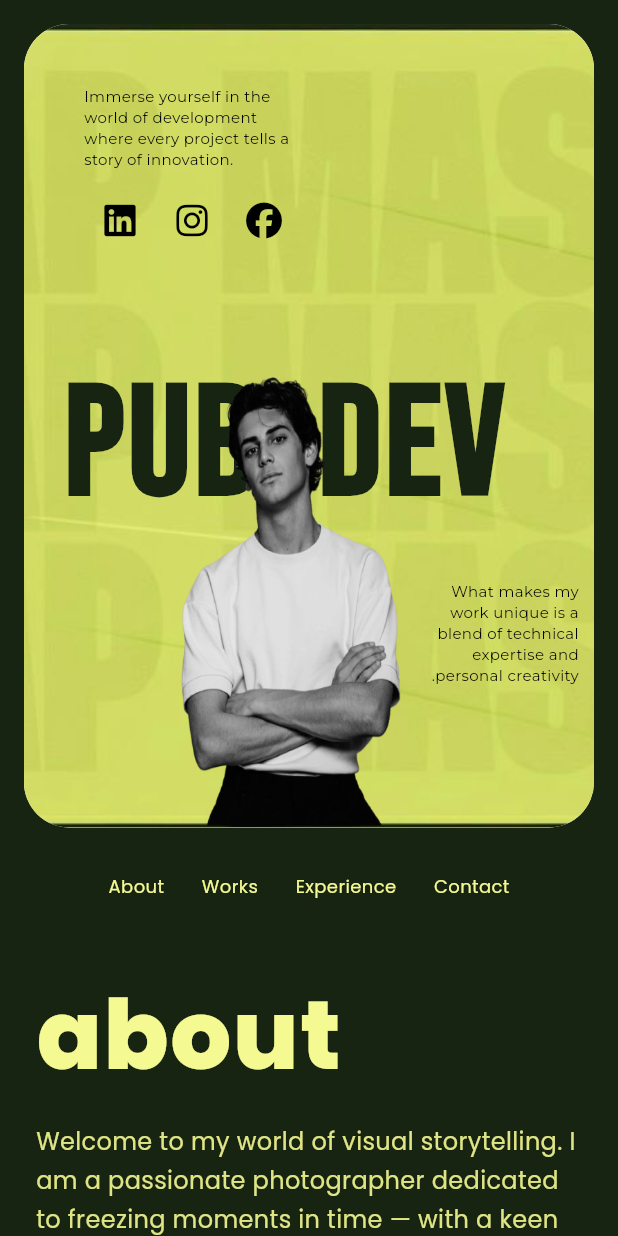
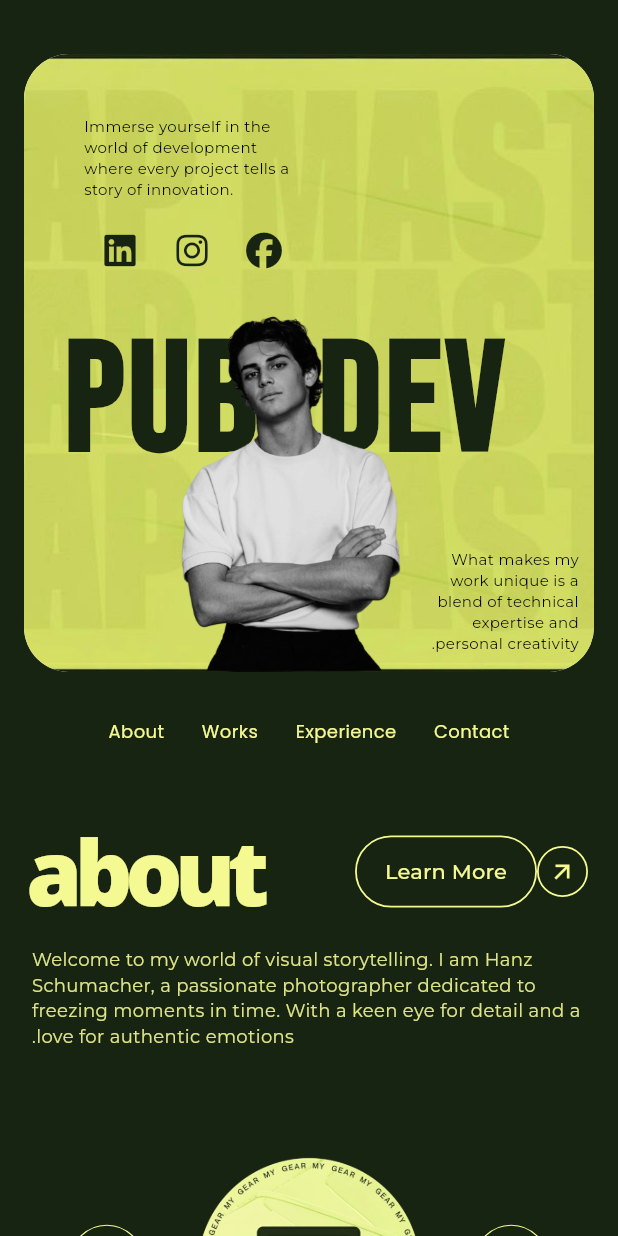
Before and after one commit to AhmmedThanveer/portfolio_web_app, a Flutter app: the screen it shows after launch, on a phone screen of 412 x 824 dp. Run offline on Flutter 3.47's test engine with Material 3 defaults, Android fonts, the phone set to English and light mode, and no system bars; our stand-ins replace font_awesome_flutter, google_fonts.

Commit message:
About Section Added

```diff
--- /dev/null
+++ b/lib/Ui/View/About/Widget/aboutImageBlock.dart
@@ -0,0 +1,76 @@
+import 'package:flutter/material.dart';
+import 'package:my_portfolio/Core/Constants/app_colors.dart';
+
+/// 🔹 Camera block with arrows outside
+class AboutImageBlock extends StatelessWidget {
+  final double screenWidth;
+  const AboutImageBlock({super.key, required this.screenWidth});
+
+  @override
+  Widget build(BuildContext context) {
+    final isMobile = screenWidth < 700;
+    final isTablet = screenWidth >= 700 && screenWidth < 1100;
+
+    // Sizes responsive
+    final double circleSize = isMobile
+        ? 220
+        : isTablet
+        ? 300
+        : 380;
+
+    final double imageSize = isMobile
+        ? 160
+        : isTablet
+        ? 220
+        : 380;
+
+    return Row(
+      mainAxisAlignment: MainAxisAlignment.center,
+      children: [
+        // Left Arrow
+        _circleArrowButton(Icons.arrow_back),
+
+        SizedBox(
+          width: isMobile
+              ? 30
+              : isTablet
+              ? screenWidth *
+                    0.08 // Tablet -> a bit of padding
+              : screenWidth * 0.12, // Desktop -> more center 16),
+        ),
+
+        // Camera inside circular background
+        Image.asset(
+          "assets/images/about.PNG",
+          width: imageSize,
+          fit: BoxFit.cover,
+        ),
+
+        SizedBox(
+          width: isMobile
+              ? 30
+              : isTablet
+              ? screenWidth *
+                    0.08 // Tablet -> a bit of padding
+              : screenWidth * 0.12, // Desktop -> more center 16),
+        ),
+        // Right Arrow
+        _circleArrowButton(Icons.arrow_forward),
+      ],
+    );
+  }
+
+  /// Circle arrow button widget
+  Widget _circleArrowButton(IconData icon) {
+    return Container(
+      decoration: BoxDecoration(
+        shape: BoxShape.circle,
+        border: Border.all(color: kAccent, width: 0.8),
+      ),
+      child: IconButton(
+        onPressed: () {},
+        icon: Icon(icon, color: kAccent),
+      ),
+    );
+  }
+}
--- /dev/null
+++ b/lib/Ui/View/About/about.dart
@@ -0,0 +1,103 @@
+import 'package:flutter/material.dart';
+import 'package:google_fonts/google_fonts.dart';
+import 'package:font_awesome_flutter/font_awesome_flutter.dart';
+import 'package:my_portfolio/Core/Constants/app_colors.dart';
+import 'package:my_portfolio/Ui/View/About/Widget/aboutImageBlock.dart';
+import 'package:my_portfolio/Ui/Widgets/outlineButton.dart';
+
+class AboutSection extends StatelessWidget {
+  const AboutSection({super.key});
+
+  @override
+  Widget build(BuildContext context) {
+    final screenWidth = MediaQuery.of(context).size.width;
+    final isMobile = screenWidth < 700;
+    final isTablet = screenWidth >= 700 && screenWidth < 1100;
+
+    return Container(
+      width: double.infinity,
+      color: kDark,
+      padding: const EdgeInsets.symmetric(horizontal: 20, vertical: 40),
+      child: Column(
+        crossAxisAlignment: CrossAxisAlignment.start,
+        children: [
+          // 🔹 Top Row => about + Learn More
+          Padding(
+            padding: EdgeInsets.symmetric(
+              horizontal: isMobile
+                  ? 0
+                  : isTablet
+                  ? screenWidth *
+                        0.05 // Tablet -> a bit of padding
+                  : screenWidth * 0.1, // Desktop -> more center
+            ),
+            child: Row(
+              mainAxisAlignment: MainAxisAlignment.spaceBetween,
+              children: [
+                Text(
+                  "about",
+                  style: GoogleFonts.openSans(
+                    fontSize: isMobile
+                        ? 60
+                        : isTablet
+                        ? 90
+                        : 120,
+                    fontWeight: FontWeight.w800, // ExtraBold
+                    color: kAccent,
+                    letterSpacing: -5,
+                    height: 1,
+                  ),
+                ),
+                CustomOutlineButton(
+                  text: "Learn More",
+                  onPressed: () {
+                    // 👉 Do something
+                  },
+                ),
+              ],
+            ),
+          ),
+
+          const SizedBox(height: 20),
+
+          // 🔹 Right side description text
+          Padding(
+            padding: EdgeInsets.symmetric(
+              horizontal: isMobile
+                  ? 0
+                  : isTablet
+                  ? screenWidth *
+                        0.05 // Tablet -> a bit of padding
+                  : screenWidth * 0.1, // Desktop -> more center
+            ),
+            child: Align(
+              alignment: Alignment.centerRight,
+              child: SizedBox(
+                width: isMobile
+                    ? screenWidth * 0.9
+                    : isTablet
+                    ? screenWidth * 0.6
+                    : screenWidth * 0.4,
+                child: Text(
+                  "Welcome to my world of visual storytelling. I am Hanz Schumacher, "
+                  "a passionate photographer dedicated to freezing moments in time. "
+                  "With a keen eye for detail and a love for authentic emotions.",
+                  textDirection: TextDirection.rtl,
+                  style: GoogleFonts.montserrat(
+                    fontSize: isMobile ? 12 : 14,
+                    color: kAccent.withOpacity(0.9),
+                    height: 1.4,
+                  ),
+                  textAlign: TextAlign.left,
+                ),
+              ),
+            ),
+          ),
+
+          // 🔹 Camera + Arrows
+          AboutImageBlock(screenWidth: screenWidth),
+        ],
+      ),
+    );
+  }
+}
--- a/lib/Ui/View/Header/header.dart
+++ b/lib/Ui/View/Header/header.dart
@@ -1,6 +1,7 @@
 import 'package:flutter/material.dart';
 import 'package:font_awesome_flutter/font_awesome_flutter.dart';
 import 'package:google_fonts/google_fonts.dart';
+import 'package:my_portfolio/Core/Constants/app_colors.dart';
 import 'package:my_portfolio/Core/Utils/section_keys.dart';
 
 class HeroHeader extends StatelessWidget {
@@ -14,20 +15,41 @@ class HeroHeader extends StatelessWidget {
     // Sizes responsive to screen
     final double titleSize = screenWidth * 0.25; // "PUB DEV"
 
-    final double headerHeight = screenHeight * 0.65;
-
     // Different sizes for mobile vs larger screens
     final bool isMobile = screenWidth < 700;
+    final bool isTablet = screenWidth >= 700 && screenWidth < 1100;
+    // 🔹 Header height responsive
+    final double headerHeight = isMobile
+        ? screenHeight *
+              0.50 // 👈 shorter for mobile
+        : isTablet
+        ? screenHeight *
+              0.65 // 👈 medium for tablets
+        : screenHeight * 0.70; // 👈 slightly taller for desktops
+
+    // final bool isDesktop = screenWidth >= 1100;
+    // 🖼️ User image sizes
     final double userImageWidth = isMobile
-        ? screenWidth * 0.5
-        : screenWidth * 0.25;
+        ? screenWidth *
+              0.5 // Bigger on mobile
+        : isTablet
+        ? screenWidth *
+              0.38 // Medium size on tablets
+        : screenWidth * 0.25; // Smaller on desktop
+
     final double userImageHeight = isMobile
-        ? screenHeight * 0.38
-        : screenHeight * 0.55;
+        ? screenHeight *
+              0.30 // 📱 mobile
+        : isTablet
+        ? screenHeight *
+              0.55 // 📊 tablet (in-between)
+        : screenHeight * 0.55; // 🖥️ desktop
     final double bioWidthLeft = screenWidth * 0.35;
     final double bioWidthRight = screenWidth * 0.2;
     return Center(
       key: SectionKeys.hero,
+      child: Padding(
+        padding: const EdgeInsets.only(top: 20),
         child: Container(
           width: double.infinity,
           height: headerHeight.clamp(380, 650),
@@ -48,8 +70,15 @@ class HeroHeader extends StatelessWidget {
               Positioned(
                 top: isMobile
                     ? screenHeight *
-                        0.28 // 👈 less gap on mobile
+                          0.22 // 👈 less gap on mobile
+                    : isTablet
+                    ? screenHeight *
+                          0.2 // Tablet → move a bit higher
                     : screenHeight * 0.08, // normal for larger screens
+                // top: isMobile
+                //     ? screenHeight *
+                //           0.28 // 👈 less gap on mobile
+                //     : screenHeight * 0.08, // normal for larger screens
                 left: 0,
                 right: 30,
                 child: Text(
@@ -86,8 +115,15 @@ class HeroHeader extends StatelessWidget {
                 right: 10,
                 top: isMobile
                     ? screenHeight *
-                        0.45 // 👈 higher on mobile
-                  : screenHeight * 0.40, // desktop/tablet
+                          0.4 // 👈 higher on mobile
+                    : isTablet
+                    ? screenHeight *
+                          0.55 // Tablet → move a bit higher
+                    : screenHeight * 0.40,
+                // top: isMobile
+                //     ? screenHeight *
+                //           0.45 // 👈 higher on mobile
+                //     : screenHeight * 0.40, // desktop/tablet
                 width: bioWidthRight.clamp(100, 300),
                 child: Text(
                   "What makes my work unique is a blend of technical expertise and personal creativity.",
@@ -102,13 +138,18 @@ class HeroHeader extends StatelessWidget {
                 ),
               ),
 
+              // Detect screen types
+
               // 🤝 Right bio + social icons
               Positioned(
                 left: 40,
                 top: isMobile
                     ? screenHeight *
-                        0.05 // 👈 closer to top on mobile
-                  : screenHeight * 0.15, // desktop/tablet
+                          0.05 // Mobile → very close to top
+                    : isTablet
+                    ? screenHeight *
+                          0.10 // Tablet → move a bit higher
+                    : screenHeight * 0.15, // Desktop → normal
                 width: bioWidthLeft.clamp(100, 300),
                 child: Column(
                   crossAxisAlignment: CrossAxisAlignment.start,
@@ -129,17 +170,17 @@ class HeroHeader extends StatelessWidget {
                       children: [
                         IconButton(
                           icon: const Icon(FontAwesomeIcons.linkedin),
-                        color: Colors.black,
+                          color: kDark,
                           onPressed: () {},
                         ),
                         IconButton(
                           icon: const Icon(FontAwesomeIcons.instagram),
-                        color: Colors.black,
+                          color: kDark,
                           onPressed: () {},
                         ),
                         IconButton(
                           icon: const Icon(FontAwesomeIcons.facebook),
-                        color: Colors.black,
+                          color: kDark,
                           onPressed: () {},
                         ),
                       ],
@@ -150,6 +191,7 @@ class HeroHeader extends StatelessWidget {
             ],
           ),
         ),
+      ),
     );
   }
 }
--- /dev/null
+++ b/lib/Ui/Widgets/outlineButton.dart
@@ -0,0 +1,57 @@
+import 'package:flutter/material.dart';
+import 'package:google_fonts/google_fonts.dart';
+import 'package:my_portfolio/Core/Constants/app_colors.dart';
+
+class CustomOutlineButton extends StatelessWidget {
+  final String text;
+  final VoidCallback onPressed;
+
+  const CustomOutlineButton({
+    super.key,
+    required this.text,
+    required this.onPressed,
+  });
+
+  @override
+  Widget build(BuildContext context) {
+    return Row(
+      mainAxisSize: MainAxisSize.min,
+      children: [
+        // Text button with outline
+        OutlinedButton(
+          style: OutlinedButton.styleFrom(
+            side: BorderSide(color: kAccent, width: 1.2),
+            shape: RoundedRectangleBorder(
+              borderRadius: BorderRadius.circular(50),
+            ),
+            padding: const EdgeInsets.symmetric(horizontal: 20, vertical: 14),
+          ),
+          onPressed: onPressed,
+          child: Text(
+            text,
+            style: GoogleFonts.montserrat(
+              fontSize: 14,
+              fontWeight: FontWeight.w500,
+              color: kAccent,
+            ),
+          ),
+        ),
+
+        // Circular icon button
+        InkWell(
+          onTap: onPressed,
+          borderRadius: BorderRadius.circular(50),
+          child: Container(
+            width: 34,
+            height: 34,
+            decoration: BoxDecoration(
+              border: Border.all(color: kAccent, width: 1.2),
+              shape: BoxShape.circle,
+            ),
+            child: const Icon(Icons.arrow_outward, color: kAccent, size: 18),
+          ),
+        ),
+      ],
+    );
+  }
+}
--- a/lib/main.dart
+++ b/lib/main.dart
@@ -11,12 +11,46 @@ import 'package:font_awesome_flutter/font_awesome_flutter.dart';
 import 'package:google_fonts/google_fonts.dart';
 import 'package:my_portfolio/Core/Constants/app_colors.dart';
 import 'package:my_portfolio/Core/Utils/section_keys.dart';
+import 'package:my_portfolio/Ui/View/About/about.dart';
+import 'package:my_portfolio/Ui/View/Experience/experience.dart';
 import 'package:my_portfolio/Ui/View/Header/header.dart';
 import 'package:my_portfolio/Ui/View/Navbar/portfolioNavBar.dart';
+import 'package:my_portfolio/Ui/View/loading.dart';
 
 void main() => runApp(SnapMasterApp());
 
-class SnapMasterApp extends StatelessWidget {
+class SnapMasterApp extends StatefulWidget {
+  SnapMasterApp({super.key});
+
+  @override
+  State<SnapMasterApp> createState() => _SnapMasterAppState();
+}
+
+class _SnapMasterAppState extends State<SnapMasterApp> {
+  bool _isReady = false;
+
+  @override
+  void initState() {
+    super.initState();
+    _loadAssets();
+  }
+
+  Future<void> _loadAssets() async {
+    // ⏳ Precache images
+    await Future.wait([
+      precacheImage(const AssetImage("assets/images/hero_large.jpeg"), context),
+
+      // add all your gallery / portfolio images here
+    ]);
+
+    // ⏳ Preload fonts
+    await Future.delayed(const Duration(milliseconds: 500));
+
+    setState(() {
+      _isReady = true;
+    });
+  }
+
   @override
   Widget build(BuildContext context) {
     return MaterialApp(
@@ -26,7 +60,7 @@ class SnapMasterApp extends StatelessWidget {
         scaffoldBackgroundColor: Color(0xFF172412), // deep green background
         textTheme: GoogleFonts.poppinsTextTheme(Theme.of(context).textTheme),
       ),
-      home: PortfolioHomePage(),
+      home: _isReady ? PortfolioHomePage() : const SplashScreen(),
     );
   }
 }
@@ -107,122 +141,6 @@ Widget roundedImage(String asset, {double size = 80}) {
       child: Image.asset(asset, fit: BoxFit.cover),
     ),
   );
-}
-
-// ---------------------- About Section ----------------------
-class AboutSection extends StatelessWidget {
-  final bool isWide;
-  const AboutSection({super.key, this.isWide = false}); // 👈 add super.key
-
-  @override
-  Widget build(BuildContext context) {
-    return Padding(
-      key: key, // 👈 ensures this widget is tied to the GlobalKey
-      padding: EdgeInsets.symmetric(horizontal: 24, vertical: 30),
-      child: Column(
-        crossAxisAlignment: CrossAxisAlignment.start,
-        children: [
-          SectionTitle('about'),
-          SizedBox(height: 12),
-          Row(
-            crossAxisAlignment: CrossAxisAlignment.start,
-            children: [
-              Expanded(
-                flex: 2,
-                child: Text(
-                  'Welcome to my world of visual storytelling. I am a passionate photographer dedicated to freezing moments in time — with a keen eye for detail and a love for authentic emotions.',
-                  style: TextStyle(
-                    color: kAccent.withOpacity(0.9),
-                    fontSize: 16,
-                    height: 1.6,
-                  ),
-                ),
-              ),
-              if (isWide) SizedBox(width: 24),
-              if (isWide)
-                Expanded(
-                  child: Center(
-                    child: Container(
-                      width: 220,
-                      height: 220,
-                      decoration: BoxDecoration(
-                        color: kAccent.withOpacity(0.06),
-                        shape: BoxShape.circle,
-                      ),
-                      child: Image.asset('assets/images/camera.png'),
-                    ),
-                  ),
-                ),
-            ],
-          ),
-        ],
-      ),
-    );
-  }
-}
-
-// ---------------------- Works List ----------------------
-class WorksSection extends StatelessWidget {
-  final bool compact;
-  const WorksSection({super.key, this.compact = false}); // 👈 add super.key
-
-  Widget _workTile(String year, String title) {
-    return Container(
-      margin: EdgeInsets.symmetric(vertical: 10),
-      padding: EdgeInsets.all(14),
-      decoration: BoxDecoration(
-        borderRadius: BorderRadius.circular(12),
-        border: Border.all(color: kAccent.withOpacity(0.12)),
-      ),
-      child: Row(
-        mainAxisAlignment: MainAxisAlignment.spaceBetween,
-        children: [
-          Column(
-            crossAxisAlignment: CrossAxisAlignment.start,
-            children: [
-              Text(
-                year,
-                style: TextStyle(
-                  color: kAccent.withOpacity(0.9),
-                  fontWeight: FontWeight.w700,
-                ),
-              ),
-              SizedBox(height: 6),
-              Text(title, style: TextStyle(color: kAccent.withOpacity(0.9))),
-            ],
-          ),
-          ElevatedButton(
-            style: ElevatedButton.styleFrom(
-              backgroundColor: Colors.transparent,
-              elevation: 0,
-              side: BorderSide(color: kAccent.withOpacity(0.18)),
-            ),
-            onPressed: () {},
-            child: Text('Discover', style: TextStyle(color: kAccent)),
-          ),
-        ],
-      ),
-    );
-  }
-
-  @override
-  Widget build(BuildContext context) {
-    return Padding(
-      key: key, // 👈 attach key for scroll
-      padding: EdgeInsets.symmetric(horizontal: 24, vertical: 30),
-      child: Column(
-        crossAxisAlignment: CrossAxisAlignment.start,
-        children: [
-          SectionTitle('works'),
-          SizedBox(height: 12),
-          _workTile('2024', 'Unveiling Perspectives'),
-          _workTile('2023', 'Real life'),
-          _workTile('2023', 'Emotion Power'),
-          _workTile('2022', 'Eye and eye'),
-        ],
-      ),
-    );
-  }
 }
 
 // ---------------------- Gallery ----------------------
@@ -371,7 +289,7 @@ class _MobileLayoutState extends State<MobileLayout> {
             onContactTap: () => _scrollTo(SectionKeys.contact),
           ),
 
-          AboutSection(isWide: false, key: SectionKeys.about),
+          AboutSection(key: SectionKeys.about),
           WorksSection(compact: true, key: SectionKeys.works),
           ExperienceSection(key: SectionKeys.experience),
           // GallerySection(),
@@ -422,7 +340,7 @@ class _TabletLayoutState extends State<TabletLayout> {
             onContactTap: () => _scrollTo(SectionKeys.contact),
           ),
 
-          AboutSection(isWide: true, key: SectionKeys.about),
+          AboutSection(key: SectionKeys.about),
           WorksSection(key: SectionKeys.works),
           ExperienceSection(key: SectionKeys.experience),
           GallerySection(),
```
Also changed, not shown: lib/Ui/View/Experience/experience.dart (added, +252 -0 lines), lib/Ui/View/loading.dart (added, +30 -0 lines), assets/images/about.PNG (added), assets/images/expbuttonbg.JPG (added), 1 other file. Lines whose indentation alone changed are shown as unchanged.
